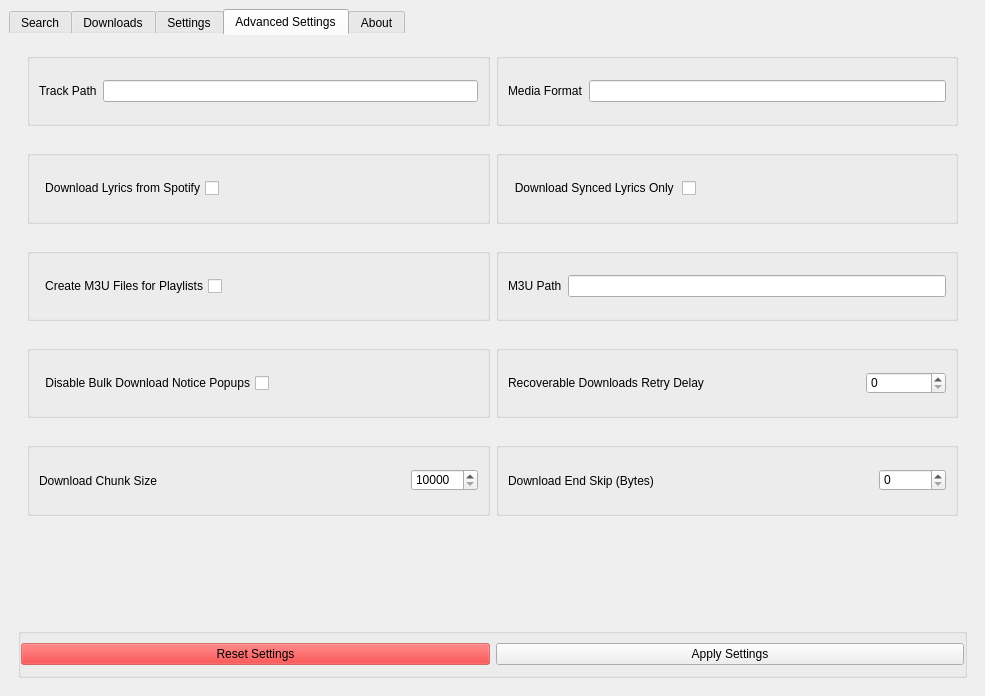
Before: the Qt Designer form src/onthespot/gui/qtui/main.ui in moddroid94/onthespot, drawn with Qt 5.
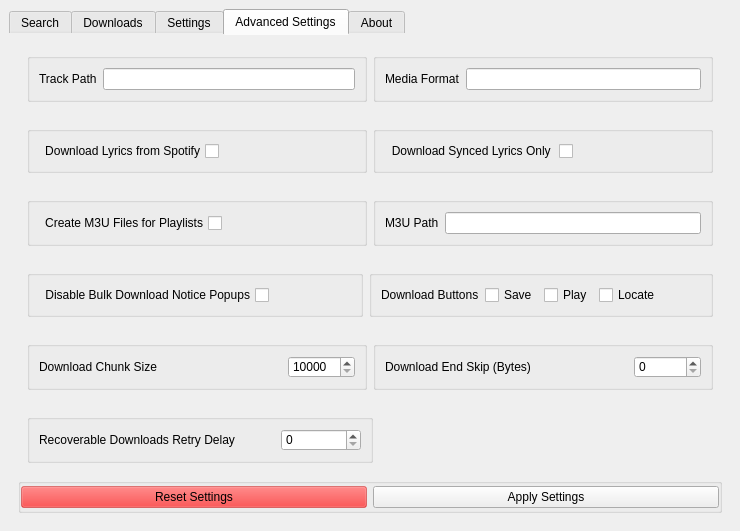
After: the same form once the commit is applied. The open tabs and pages were chosen to show the change. Icons and pictures are not drawn.

Commit message: Make download buttons toggleable, ui changes

```diff
--- a/src/onthespot/gui/qtui/main.ui
+++ b/src/onthespot/gui/qtui/main.ui
@@ -9,8 +9,8 @@
    <rect>
     <x>0</x>
     <y>0</y>
-    <width>985</width>
-    <height>696</height>
+    <width>740</width>
+    <height>531</height>
    </rect>
   </property>
   <property name="windowTitle">
@@ -1164,7 +1164,7 @@
                    </property>
                    <property name="sizeHint" stdset="0">
                     <size>
-                     <width>241</width>
+                     <width>40</width>
                      <height>20</height>
                     </size>
                    </property>
@@ -1202,13 +1202,13 @@
                   </widget>
                  </item>
                  <item>
-                  <spacer name="horizontalSpacer_16">
+                  <spacer name="horizontalSpacer_14">
                    <property name="orientation">
                     <enum>Qt::Horizontal</enum>
                    </property>
                    <property name="sizeHint" stdset="0">
                     <size>
-                     <width>234</width>
+                     <width>40</width>
                      <height>20</height>
                     </size>
                    </property>
@@ -1284,23 +1284,44 @@
                </widget>
               </item>
               <item>
-               <widget class="QGroupBox" name="groupBox_22">
+               <widget class="QGroupBox" name="groupBox_19">
                 <property name="title">
                  <string/>
                 </property>
                 <property name="flat">
                  <bool>false</bool>
                 </property>
-                <layout class="QHBoxLayout" name="horizontalLayout_22">
+                <layout class="QHBoxLayout" name="horizontalLayout_39">
                  <item>
-                  <widget class="QLabel" name="lb_max_recdl_delay">
+                  <widget class="QLabel" name="lb_chunk_size_5">
                    <property name="text">
-                    <string>Recoverable Downloads Retry Delay</string>
+                    <string>Download Buttons</string>
                    </property>
                   </widget>
                  </item>
                  <item>
-                  <spacer name="horizontalSpacer_4">
+                  <widget class="QCheckBox" name="inp_download_save_btn">
+                   <property name="text">
+                    <string>Save</string>
+                   </property>
+                  </widget>
+                 </item>
+                 <item>
+                  <widget class="QCheckBox" name="inp_download_play_btn">
+                   <property name="text">
+                    <string>Play</string>
+                   </property>
+                  </widget>
+                 </item>
+                 <item>
+                  <widget class="QCheckBox" name="inp_download_locate_btn">
+                   <property name="text">
+                    <string>Locate</string>
+                   </property>
+                  </widget>
+                 </item>
+                 <item>
+                  <spacer name="horizontalSpacer_5">
                    <property name="orientation">
                     <enum>Qt::Horizontal</enum>
                    </property>
@@ -1312,19 +1333,6 @@
                    </property>
                   </spacer>
                  </item>
-                 <item>
-                  <widget class="QSpinBox" name="inp_max_recdl_delay">
-                   <property name="minimumSize">
-                    <size>
-                     <width>80</width>
-                     <height>0</height>
-                    </size>
-                   </property>
-                   <property name="maximum">
-                    <number>999999</number>
-                   </property>
-                  </widget>
-                 </item>
                 </layout>
                </widget>
               </item>
@@ -1363,8 +1371,8 @@
                    </property>
                    <property name="sizeHint" stdset="0">
                     <size>
-                     <width>0</width>
-                     <height>0</height>
+                     <width>40</width>
+                     <height>20</height>
                     </size>
                    </property>
                   </spacer>
@@ -1402,7 +1410,7 @@
                   </widget>
                  </item>
                  <item>
-                  <spacer name="horizontalSpacer_5">
+                  <spacer name="horizontalSpacer_15">
                    <property name="orientation">
                     <enum>Qt::Horizontal</enum>
                    </property>
@@ -1441,7 +1449,66 @@
              <property name="flat">
               <bool>true</bool>
              </property>
-             <layout class="QHBoxLayout" name="horizontalLayout_41"/>
+             <layout class="QHBoxLayout" name="horizontalLayout_41">
+              <item>
+               <widget class="QGroupBox" name="groupBox_22">
+                <property name="title">
+                 <string/>
+                </property>
+                <property name="flat">
+                 <bool>false</bool>
+                </property>
+                <layout class="QHBoxLayout" name="horizontalLayout_22">
+                 <item>
+                  <widget class="QLabel" name="lb_max_recdl_delay">
+                   <property name="text">
+                    <string>Recoverable Downloads Retry Delay</string>
+                   </property>
+                  </widget>
+                 </item>
+                 <item>
+                  <spacer name="horizontalSpacer_4">
+                   <property name="orientation">
+                    <enum>Qt::Horizontal</enum>
+                   </property>
+                   <property name="sizeHint" stdset="0">
+                    <size>
+                     <width>40</width>
+                     <height>20</height>
+                    </size>
+                   </property>
+                  </spacer>
+                 </item>
+                 <item>
+                  <widget class="QSpinBox" name="inp_max_recdl_delay">
+                   <property name="minimumSize">
+                    <size>
+                     <width>80</width>
+                     <height>0</height>
+                    </size>
+                   </property>
+                   <property name="maximum">
+                    <number>999999</number>
+                   </property>
+                  </widget>
+                 </item>
+                </layout>
+               </widget>
+              </item>
+              <item>
+               <spacer name="horizontalSpacer_16">
+                <property name="orientation">
+                 <enum>Qt::Horizontal</enum>
+                </property>
+                <property name="sizeHint" stdset="0">
+                 <size>
+                  <width>40</width>
+                  <height>20</height>
+                 </size>
+                </property>
+               </spacer>
+              </item>
+             </layout>
             </widget>
            </item>
           </layout>
```
The commit also changes 3 other files.
